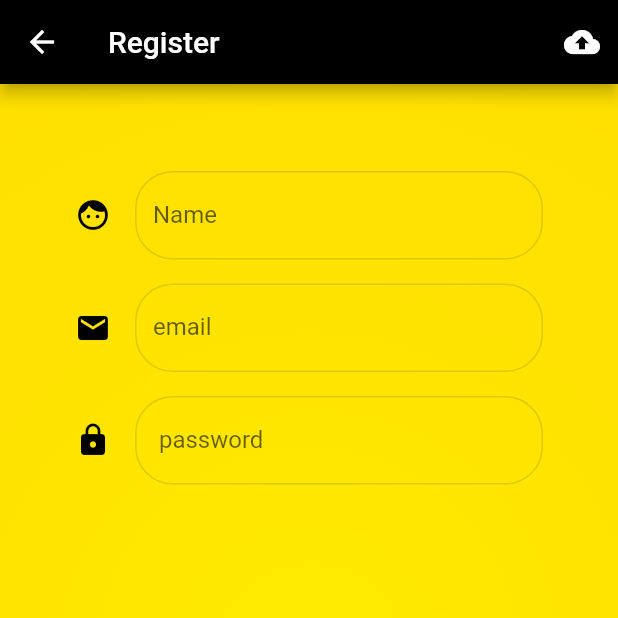
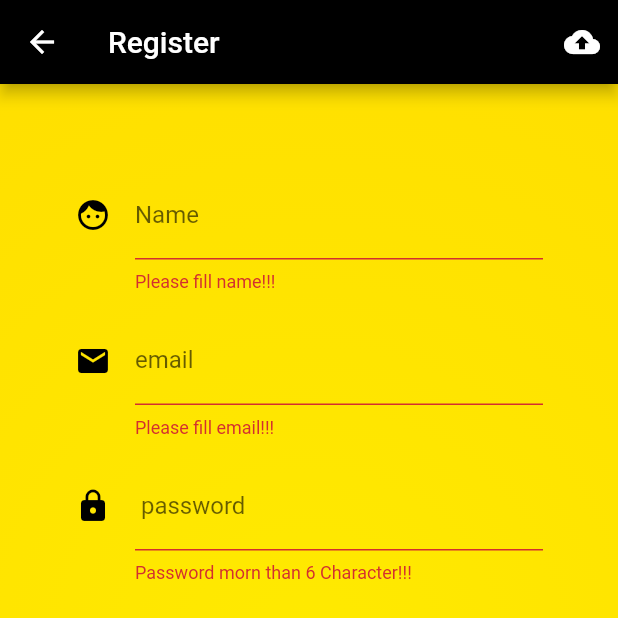
Before and after one commit to thanawit-k/WorkshopFirebase, a Flutter app: the Register screen opened directly, after a tap on the "cloud upload" icon, on a phone screen of 412 x 824 dp. Shown: the top 618 px of the screen. Run offline on Flutter 3.47's test engine with Material 2 defaults, Android fonts, the phone set to English and light mode, and no system bars.

```diff
--- a/lib/screens/register.dart
+++ b/lib/screens/register.dart
@@ -6,6 +6,9 @@ class Register extends StatefulWidget {
 }
 
 class _RegisterState extends State<Register> {
+  //explicit
+  final formKey = GlobalKey<FormState>();
+
   Widget nameTextFormField() {
     return TextFormField(
       decoration: InputDecoration(
@@ -15,6 +18,11 @@ class _RegisterState extends State<Register> {
           labelText: ('Name'),
           hintText: ('Input your name'),
           icon: Icon(Icons.face, color: Colors.black)),
+      validator: (String value) {
+        if (value.length == 0) {
+          return 'Please fill name!!! ';
+        }
+      },
     );
   }
 
@@ -27,6 +35,13 @@ class _RegisterState extends State<Register> {
           labelText: ('email'),
           hintText: ('Input your email'),
           icon: Icon(Icons.email, color: Colors.black)),
+      validator: (String value) {
+        if (value.length == 0) {
+          return 'Please fill email!!! ';
+        }else if(!((value.contains('@')) && (value.contains('.')))){
+          return 'Email wrong format!!!';
+        }
+      },
     );
   }
 
@@ -40,6 +55,11 @@ class _RegisterState extends State<Register> {
           hintText: ('Input your  password'),
           icon: Icon(Icons.lock, color: Colors.black)),
       obscureText: true,
+      validator: (String value) {
+        if (value.length < 6) {
+          return 'Password morn than 6 Character!!!';
+        }
+      },
     );
   }
 
@@ -47,8 +67,9 @@ class _RegisterState extends State<Register> {
     return IconButton(
       icon: Icon(Icons.cloud_upload),
       tooltip: 'Upload to firebase',
-      onPressed: (){
+      onPressed: () {
         print("uploadButton");
+        if (formKey.currentState.validate()) {}
       },
     );
   }
@@ -62,12 +83,14 @@ class _RegisterState extends State<Register> {
           actions: <Widget>[uploadButton()],
           backgroundColor: Colors.black,
         ),
-      body: Container(
+        body: Form(
+          key: formKey,
+          child: Container(
             decoration: BoxDecoration(
-            gradient: RadialGradient(
-                colors: [Colors.yellowAccent[400], Colors.yellowAccent[700]],
-                radius: 2,
-                center: Alignment(0, 0))),
+                gradient: RadialGradient(colors: [
+              Colors.yellowAccent[400],
+              Colors.yellowAccent[700]
+            ], radius: 2, center: Alignment(0, 0))),
             padding: EdgeInsets.all(50.0),
             child: Column(
               children: <Widget>[
@@ -86,6 +109,6 @@ class _RegisterState extends State<Register> {
               ],
             ),
           ),
-    );
+        ));
   }
 }
```
Lines whose indentation alone changed are shown as unchanged.
